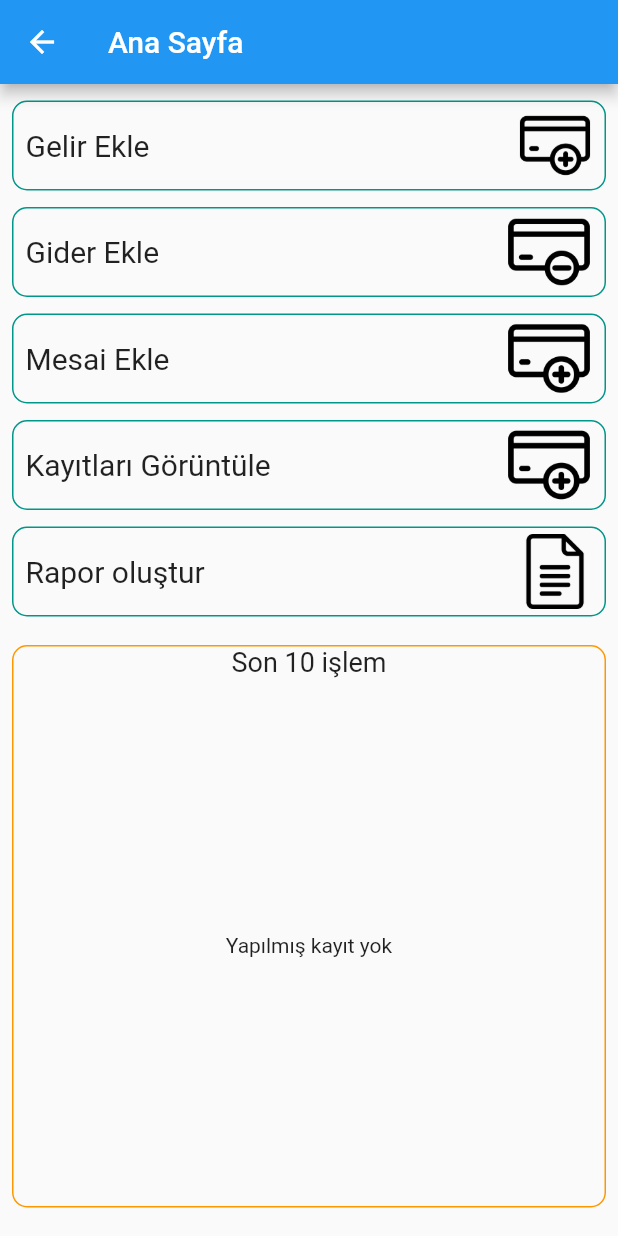
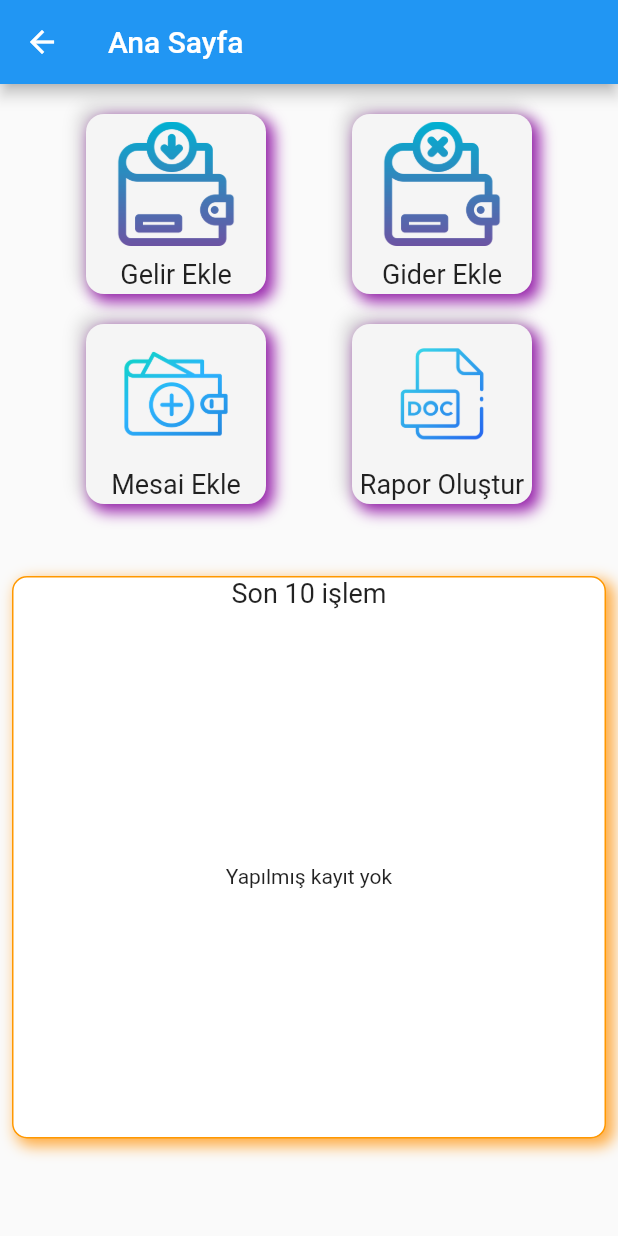
Before and after one commit to sametates4/aoa, a Flutter app: the PersonaPage screen opened directly, on a phone screen of 412 x 824 dp. Run offline on Flutter 3.47's test engine with Material 2 defaults, Android fonts, the light colour scheme and no system bars; our stand-ins replace get, open_file, pdf, sqflite; accounts and stored records are empty.

Commit message:
yapım aşamasında

```diff
--- a/lib/views/personalpage/components/body.dart
+++ b/lib/views/personalpage/components/body.dart
@@ -1,3 +1,4 @@
+import 'package:aoa/views/personalpage/components/customubutton.dart';
 import 'package:aoa/views/personalpage/components/dialog.dart';
 import 'package:aoa/views/personalpage/components/gelir.dart';
 import 'package:aoa/views/personalpage/components/gider.dart';
@@ -9,121 +10,48 @@ import 'package:get/get.dart';
 
 class Body extends StatelessWidget {
   Body({Key? key}) : super(key: key);
+
   @override
   Widget build(BuildContext context) {
     return Column(
-      mainAxisAlignment: MainAxisAlignment.spaceEvenly,
       children: [
-        Padding(
-          padding: const EdgeInsets.only(left: 8, right: 8),
-          child: Container(
-            width: double.infinity,
-            height: 60,
-            decoration: BoxDecoration(
-              borderRadius: BorderRadius.circular(10),
-              border: Border.all(color: Colors.teal),
+        const SizedBox(height: 20,),
+        Row(
+          mainAxisAlignment: MainAxisAlignment.spaceEvenly,
+          children: [
+            InkWell(
+              onTap: (){
+                Get.to(() => Gelir());
+              },
+                child: CustomButton("Gelir Ekle", "assets/add.png")
             ),
-            child: Padding(
-              padding: const EdgeInsets.only(left: 8, right: 8),
-              child: Row(
-                children: [
-                  const Text("Gelir Ekle", style: TextStyle(fontSize: 20),),
-                  const Spacer(),
-                  Image.asset("assets/add.png", height: 50,),
-                ],
-              ),
+            InkWell(
+                onTap: (){
+                  Get.to(() => Gider());
+                },
+                child: CustomButton("Gider Ekle", "assets/gider.png"),
             ),
-          ),
+          ],
         ),
-        Padding(
-          padding: const EdgeInsets.only(left: 8, right: 8),
-          child: Container(
-            width: double.infinity,
-            height: 60,
-            decoration: BoxDecoration(
-              borderRadius: BorderRadius.circular(10),
-              border: Border.all(color: Colors.teal),
+        const SizedBox(height: 20,),
+        Row(
+          mainAxisAlignment: MainAxisAlignment.spaceEvenly,
+          children: [
+            InkWell(
+                onTap: (){
+                  Get.to(() => Mesai());
+                },
+                child: CustomButton("Mesai Ekle", "assets/mesai.png")
             ),
-            child: Padding(
-              padding: const EdgeInsets.only(left: 8, right: 8),
-              child: Row(
-                children: [
-                  const Text("Gider Ekle", style: TextStyle(fontSize: 20),),
-                  const Spacer(),
-                  Image.asset("assets/remove.png"),
-                ],
-              ),
+            InkWell(
+              onTap: (){
+                Get.bottomSheet(const DialogRapor());
+              },
+              child: CustomButton("Rapor Oluştur", "assets/doc.png"),
             ),
-          ),
+          ],
         ),
-        Padding(
-          padding: const EdgeInsets.only(left: 8, right: 8),
-          child: Container(
-            width: double.infinity,
-            height: 60,
-            decoration: BoxDecoration(
-              borderRadius: BorderRadius.circular(10),
-              border: Border.all(color: Colors.teal),
-            ),
-            child: Padding(
-              padding: const EdgeInsets.only(left: 8, right: 8),
-              child: Row(
-                children: [
-                  const Text("Mesai Ekle", style: TextStyle(fontSize: 20),),
-                  const Spacer(),
-                  Image.asset("assets/add.png"),
-                ],
-              ),
-            ),
-          ),
-        ),
-        Padding(
-          padding: const EdgeInsets.only(left: 8, right: 8),
-          child: Container(
-            width: double.infinity,
-            height: 60,
-            decoration: BoxDecoration(
-              borderRadius: BorderRadius.circular(10),
-              border: Border.all(color: Colors.teal),
-            ),
-            child: Padding(
-              padding: const EdgeInsets.only(left: 8, right: 8),
-              child: Row(
-                children: [
-                  const Text("Kayıtları Görüntüle", style: TextStyle(fontSize: 20),),
-                  const Spacer(),
-                  Image.asset("assets/add.png"),
-                ],
-              ),
-            ),
-          ),
-        ),
-        GestureDetector(
-          onTap: (){
-            Get.bottomSheet(const DialogRapor());
-          },
-          child: Padding(
-            padding: const EdgeInsets.only(left: 8, right: 8),
-            child: Container(
-              width: double.infinity,
-              height: 60,
-              decoration: BoxDecoration(
-                borderRadius: BorderRadius.circular(10),
-                border: Border.all(color: Colors.teal),
-              ),
-              child: Padding(
-                padding: const EdgeInsets.only(left: 8, right: 8),
-                child: Row(
-                  children: [
-                    const Text("Rapor oluştur", style: TextStyle(fontSize: 20),),
-                    const Spacer(),
-                    Image.asset("assets/doc.png", height: 50),
-                  ],
-                ),
-              ),
-            ),
-          ),
-        ),
+        const SizedBox(height: 40,),
         const Son10(),
       ],
     );
--- /dev/null
+++ b/lib/views/personalpage/components/customubutton.dart
@@ -0,0 +1,42 @@
+import 'package:flutter/material.dart';
+
+class CustomButton extends StatelessWidget {
+  String title;
+  String image;
+
+  CustomButton(this.title, this.image, {Key? key}) : super(key: key);
+
+  @override
+  Widget build(BuildContext context) {
+    return Container(
+      width: 120,
+      height: 120,
+      decoration: BoxDecoration(
+          color: Colors.grey.shade100,
+          borderRadius: BorderRadius.circular(12),
+          boxShadow: const [
+            BoxShadow(
+              color: Colors.purple,
+              spreadRadius: 1,
+              blurRadius: 8,
+              offset: Offset(4, 4),
+            ),
+            BoxShadow(
+              color: Colors.black12,
+              spreadRadius: 2,
+              blurRadius: 8,
+              offset: Offset(-4, -4),
+            ),
+          ]),
+      child: Column(
+        children: [
+          const SizedBox(height: 5,),
+          Image.asset(image, height: 83,),
+          const SizedBox(height: 8,),
+          //const Spacer(),
+          Text(title, style: const TextStyle(fontSize: 18),)
+        ],
+      ),
+    );
+  }
+}
--- a/lib/views/personalpage/components/son10.dart
+++ b/lib/views/personalpage/components/son10.dart
@@ -12,8 +12,17 @@ class Son10 extends StatelessWidget {
         width: double.infinity,
         height: 375,
         decoration: BoxDecoration(
+          color: Colors.white,
           border: Border.all(color: Colors.orange),
           borderRadius: BorderRadius.circular(10),
+          boxShadow: const [
+            BoxShadow(
+              color: Colors.orangeAccent,
+              spreadRadius: 1,
+              blurRadius: 8,
+              offset: Offset(4, 4),
+            ),
+          ]
         ),
         child: Column(
           children: const [
--- a/pubspec.yaml
+++ b/pubspec.yaml
@@ -72,7 +72,8 @@ flutter:
      - assets/personal.png
      - assets/worker.png
      - assets/add.png
-     - assets/remove.png
+     - assets/gider.png
+     - assets/mesai.png
      - assets/doc.png
   # To add assets to your application, add an assets section, like this:
   # assets:
```
Also changed, not shown: assets/add.png, assets/doc.png, assets/gider.png (added), assets/mesai.png (added), assets/remove.png (deleted).
